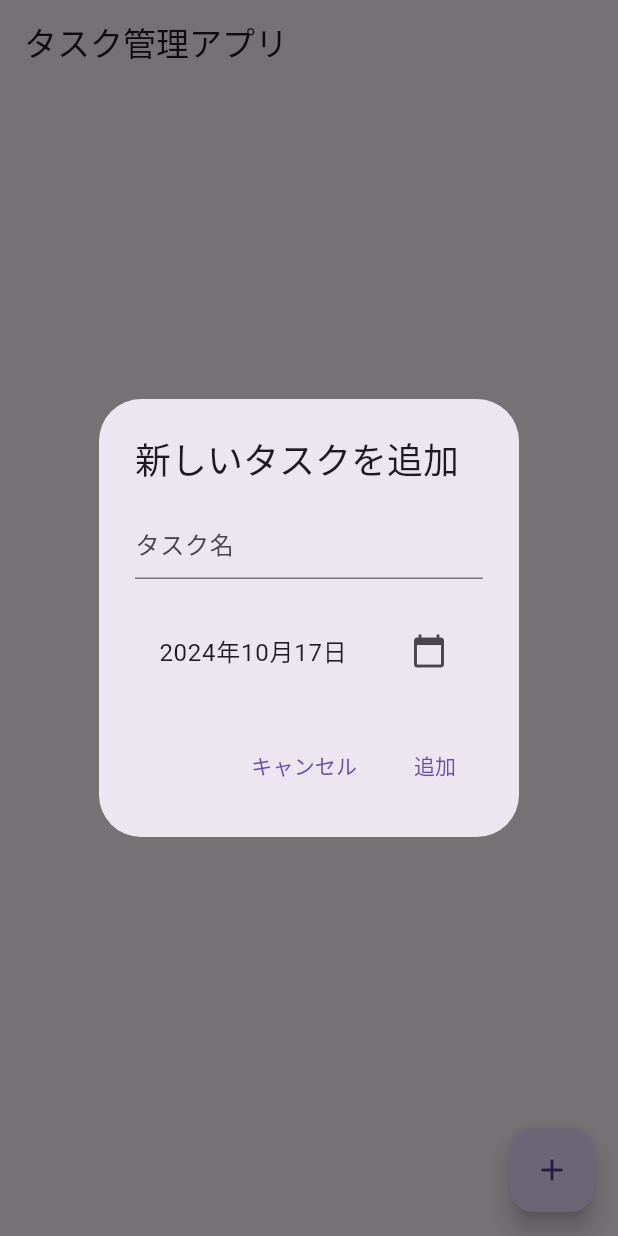
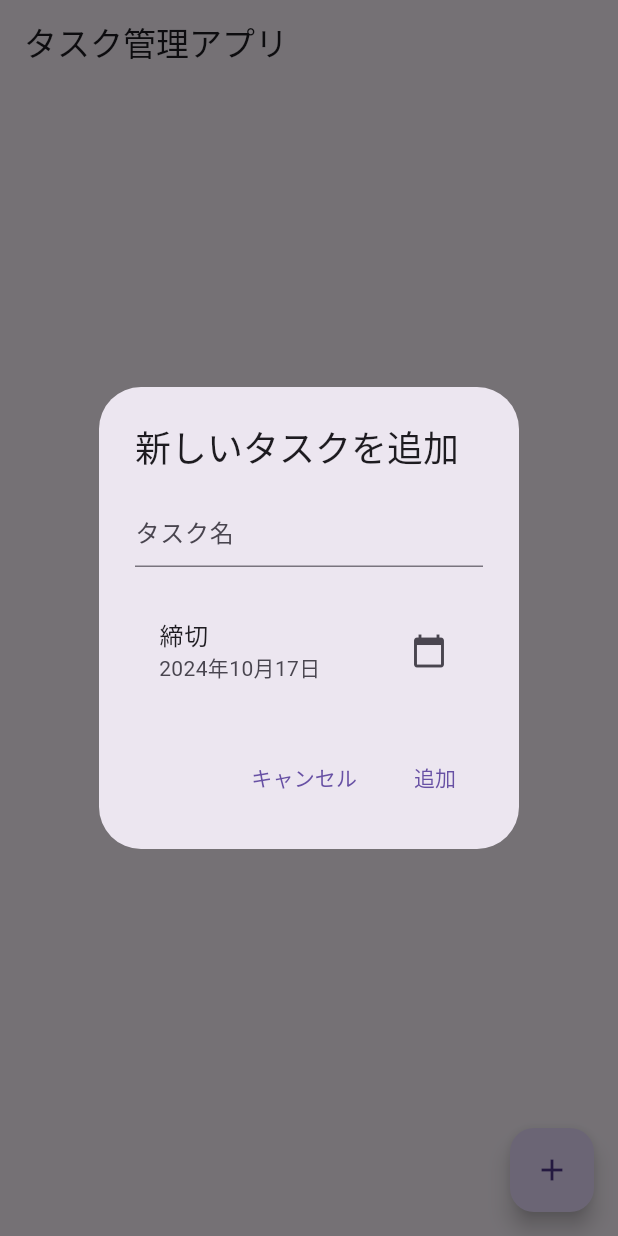
Before and after one commit to sp1st/flutter-workshop, a Flutter app: the screen it shows after launch, after a tap on the "add" icon, on a phone screen of 412 x 824 dp. Run offline on Flutter 3.47's test engine with Material 3 defaults, Android fonts, the phone set to English and light mode, and no system bars; our stand-ins replace shared_preferences.

Commit message:
fix: deadline text

```diff
--- a/lib/main.dart
+++ b/lib/main.dart
@@ -94,7 +94,9 @@ class _TaskManagerHomePageState extends State<TaskManagerHomePage> {
               SizedBox(height: 20),
               // 締め切り日を設定
               ListTile(
-                title: Text('${myFormat.format(_selectedDeadline.toLocal())}'),
+                title: Text('締切'),
+                subtitle:
+                    Text('${myFormat.format(_selectedDeadline.toLocal())}'),
                 trailing: Icon(Icons.calendar_today),
                 onTap: () async {
                   // 締め切り日をカレンダーから選択
@@ -127,6 +129,7 @@ class _TaskManagerHomePageState extends State<TaskManagerHomePage> {
               onPressed: () {
                 setState(() {
                   _tasks.add(TodoItem(taskController.text, _selectedDeadline));
+                  _tasks.sort((a, b) => a.deadline.compareTo(b.deadline));
                   _saveTasks();
                 });
                 Navigator.of(context).pop();
@@ -193,7 +196,9 @@ class _TaskManagerHomePageState extends State<TaskManagerHomePage> {
               SizedBox(height: 20),
               // 締め切り日を設定
               ListTile(
-                title: Text('${myFormat.format(_selectedDeadline.toLocal())}'),
+                title: Text('締切'),
+                subtitle:
+                    Text('${myFormat.format(_selectedDeadline.toLocal())}'),
                 trailing: Icon(Icons.calendar_today),
                 onTap: () async {
                   // 締め切り日をカレンダーから選択
@@ -227,6 +232,7 @@ class _TaskManagerHomePageState extends State<TaskManagerHomePage> {
                 setState(() {
                   _tasks[index] =
                       TodoItem(taskController.text, _selectedDeadline);
+                  _tasks.sort((a, b) => a.deadline.compareTo(b.deadline));
                   _saveTasks();
                 });
                 Navigator.of(context).pop();
```
